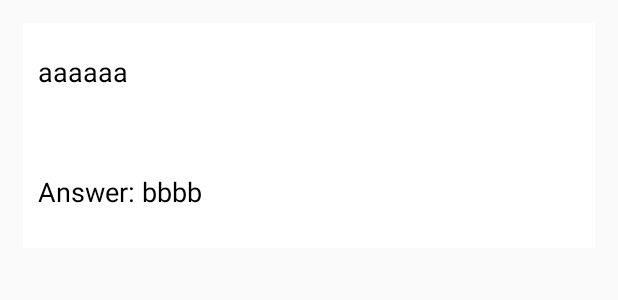
After one commit to TeamHCI/OnlineLearning, an Android app: the layout result_item.xml on its own in the app's theme, with its tools: preview values and no code run, on a phone screen of 412 x 824 dp. The commit adds this screen. Shown: the top 300 px of the screen. Run offline under Robolectric (Android 15) with nearby library versions, the phone set to English and light mode, and no system bars.

Commit message:
Show result true false

```diff
--- a/Onilearn/app/src/main/java/hci/onilearn/onilearn/activity/TrueFalseActivity.java
+++ b/Onilearn/app/src/main/java/hci/onilearn/onilearn/activity/TrueFalseActivity.java
@@ -85,7 +85,9 @@ public class TrueFalseActivity extends AppCompatActivity {
                 imgTrue.setVisibility(View.INVISIBLE);
                 pos++;
                 if (pos >= questionTrueFalses.size()) {
-                    finish();
+                    //finish();
+                    Intent intent = new Intent(getApplicationContext(), ResultActivity.class);
+                    startActivity(intent);
                     return;
                 }
                 initQuestion();
@@ -97,5 +99,6 @@ public class TrueFalseActivity extends AppCompatActivity {
                 imgFalse.setVisibility(View.INVISIBLE);
             }
         });
+
     }
 }
--- /dev/null
+++ b/Onilearn/app/src/main/res/layout/result_item.xml
@@ -0,0 +1,47 @@
+<?xml version="1.0" encoding="utf-8"?>
+<LinearLayout xmlns:android="http://schemas.android.com/apk/res/android"
+    android:layout_width="match_parent"
+    android:layout_height="match_parent"
+    android:orientation="vertical">
+
+    <RelativeLayout
+        android:layout_width="match_parent"
+        android:layout_height="150dp"
+        android:layout_margin="15dp"
+        android:background="#ffffff"
+        android:orientation="vertical"
+        android:padding="10dp">
+
+        <TextView
+            android:layout_alignParentTop="true"
+            android:id="@+id/question"
+            android:layout_width="match_parent"
+            android:layout_height="wrap_content"
+            android:layout_marginTop="10dp"
+            android:text="aaaaaa"
+            android:textColor="#000000"
+            android:textSize="18dp" />
+
+        <LinearLayout
+            android:layout_alignParentBottom="true"
+            android:layout_width="match_parent"
+            android:layout_height="40dp"
+            android:orientation="horizontal">
+
+            <TextView
+                android:layout_width="wrap_content"
+                android:layout_height="wrap_content"
+                android:text="Answer: "
+                android:textColor="#000000"
+                android:textSize="18dp" />
+
+            <TextView
+                android:id="@+id/answer"
+                android:layout_width="wrap_content"
+                android:layout_height="wrap_content"
+                android:text="bbbb"
+                android:textColor="#000000"
+                android:textSize="18dp" />
+        </LinearLayout>
+    </RelativeLayout>
+</LinearLayout>
```
Also changed, not shown: Onilearn/app/src/main/AndroidManifest.xml (+11 -7 lines), Onilearn/app/src/main/java/hci/onilearn/onilearn/activity/ResultActivity.java (added, +30 -0 lines), Onilearn/app/src/main/java/hci/onilearn/onilearn/adapter/ResultTrueFalseAdapter.java (added, +70 -0 lines), Onilearn/app/src/main/res/layout/activity_result.xml (added, +15 -0 lines).
